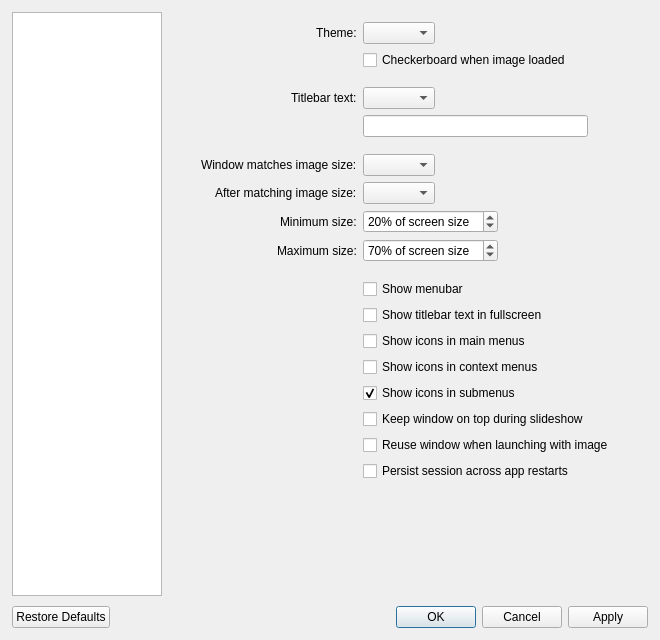
Above: src/qvoptionsdialog.ui from inostarlin-passion/Fovelle before the change. Below: the same form after it.
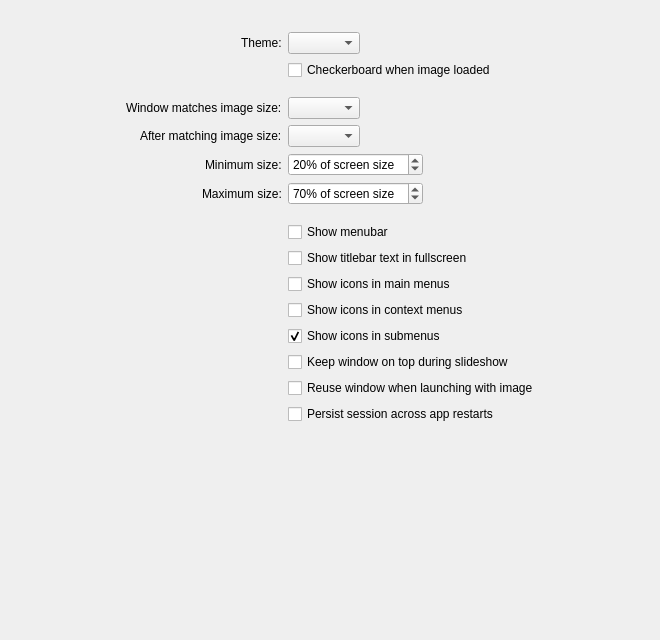
That is the form after the change.

Patch:
```diff
--- a/src/qvoptionsdialog.ui
+++ b/src/qvoptionsdialog.ui
@@ -39,24 +39,25 @@
     <number>12</number>
    </property>
    <item>
-    <layout class="QHBoxLayout" name="horizontalLayout">
-     <property name="spacing">
-      <number>0</number>
+    <widget class="QTabBar" name="categoryTabs">
+     <property name="drawBase">
+      <bool>true</bool>
      </property>
-     <item>
-      <widget class="QListWidget" name="categoryList">
-       <property name="maximumSize">
-        <size>
-         <width>150</width>
-         <height>16777215</height>
-        </size>
-       </property>
-       <property name="horizontalScrollBarPolicy">
-        <enum>Qt::ScrollBarPolicy::ScrollBarAlwaysOff</enum>
-       </property>
-      </widget>
-     </item>
-     <item>
+     <property name="expanding">
+      <bool>false</bool>
+     </property>
+     <property name="usesScrollButtons">
+      <bool>true</bool>
+     </property>
+     <property name="documentMode">
+      <bool>true</bool>
+     </property>
+     <property name="elideMode">
+      <enum>Qt::TextElideMode::ElideRight</enum>
+     </property>
+    </widget>
+   </item>
+   <item>
       <widget class="QStackedWidget" name="stackedWidget">
        <property name="currentIndex">
         <number>0</number>
@@ -135,57 +136,6 @@
             </property>
            </spacer>
           </item>
-          <item row="3" column="0">
-           <widget class="QLabel" name="label">
-            <property name="toolTip">
-             <string>Changes the amount of information displayed in the titlebar</string>
-            </property>
-            <property name="text">
-             <string>Titlebar text:</string>
-            </property>
-           </widget>
-          </item>
-          <item row="3" column="1">
-           <widget class="QComboBox" name="titlebarComboBox"/>
-          </item>
-          <item row="4" column="1">
-           <widget class="QLineEdit" name="customTitlebarLineEdit">
-            <property name="sizePolicy">
-             <sizepolicy hsizetype="Minimum" vsizetype="Fixed">
-              <horstretch>0</horstretch>
-              <verstretch>0</verstretch>
-             </sizepolicy>
-            </property>
-            <property name="minimumSize">
-             <size>
-              <width>225</width>
-              <height>0</height>
-             </size>
-            </property>
-            <property name="toolTip">
-             <string>%n - Filename
-%i - Image Index in Folder
-%c - Image Count in Folder
-%s - File Size
-%w - Image Width
-%h - Image Height
-%z - Zoom Level</string>
-            </property>
-           </widget>
-          </item>
-          <item row="5" column="1">
-           <spacer name="horizontalSpacer_4">
-            <property name="orientation">
-             <enum>Qt::Orientation::Horizontal</enum>
-            </property>
-            <property name="sizeHint" stdset="0">
-             <size>
-              <width>40</width>
-              <height>5</height>
-             </size>
-            </property>
-           </spacer>
-          </item>
           <item row="6" column="0">
            <widget class="QLabel" name="label_6">
             <property name="toolTip">
@@ -1424,22 +1374,7 @@
          </item>
         </layout>
        </widget>
-      </widget>
-     </item>
-    </layout>
-   </item>
-   <item>
-    <widget class="QDialogButtonBox" name="buttonBox">
-     <property name="focusPolicy">
-      <enum>Qt::FocusPolicy::NoFocus</enum>
-     </property>
-     <property name="orientation">
-      <enum>Qt::Orientation::Horizontal</enum>
-     </property>
-     <property name="standardButtons">
-      <set>QDialogButtonBox::StandardButton::Apply|QDialogButtonBox::StandardButton::Cancel|QDialogButtonBox::StandardButton::Ok|QDialogButtonBox::StandardButton::RestoreDefaults</set>
-     </property>
-    </widget>
+       </widget>
    </item>
   </layout>
  </widget>
```
Left out of the diff: 35 changed lines with no effect on the pictures.
